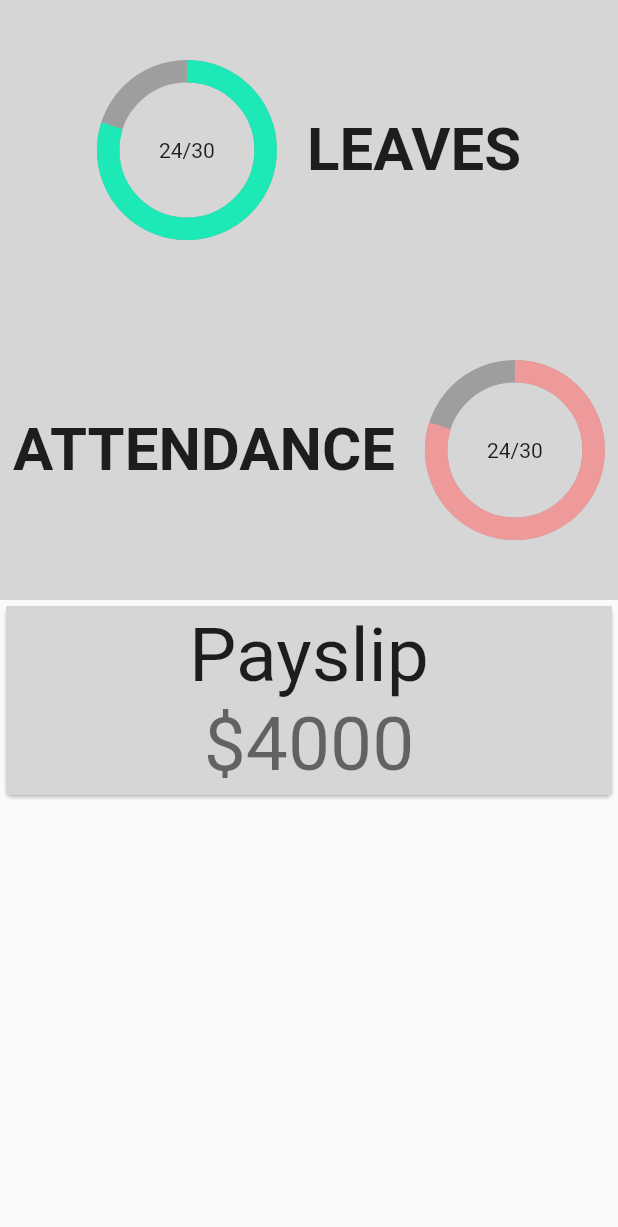
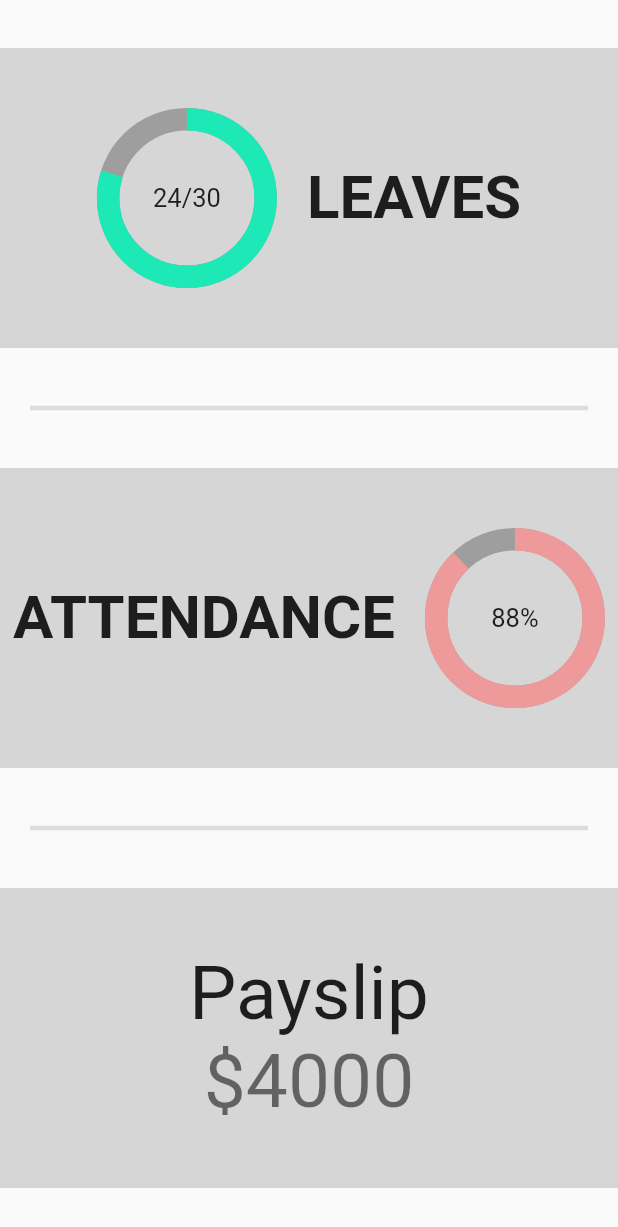
Before and after one commit to dduck123/Delta-53, a Flutter app: the Leaves widget shown alone on an empty page, opened directly, on a phone screen of 412 x 824 dp. Shown: the top 1227 px of the screen. Run offline on Flutter 3.47's test engine with Material 2 defaults, Android fonts, the phone set to English and light mode, and no system bars; drawn by our look-alikes of percent_indicator; our stand-ins replace cloud_firestore, firebase_auth, firebase_core, grouped_list, syncfusion_flutter_calendar, table_calendar; missing offline and left inert: syncfusion_flutter_core; accounts and stored records are empty.

Commit message:
slight more changes to the layout of stats.dart

```diff
--- a/my_app/lib/pages/stats_page.dart
+++ b/my_app/lib/pages/stats_page.dart
@@ -1,6 +1,9 @@
+import 'package:firebase_core/firebase_core.dart';
 import 'package:flutter/material.dart';
 import 'package:my_app/helper/drawer_navigation.dart';
 import 'package:percent_indicator/percent_indicator.dart';
+import 'package:firebase_core/firebase_core.dart';
+import 'package:cloud_firestore/cloud_firestore.dart';
 
 class Stats extends StatelessWidget {
   const Stats({Key? key}) : super(key: key);
@@ -96,7 +99,7 @@
         child: Column(
       //set all children within to line up vertically
       mainAxisAlignment: MainAxisAlignment
-          .start, //starting point for the first row in this column
+          .spaceEvenly, //starting point for the first row in this column
       children: <Widget>[
         Container(
           color: Colors.grey[350],
@@ -109,7 +112,8 @@
                 radius: 120.0,
                 lineWidth: 15.0,
                 percent: 0.8,
-                center: new Text('24/30'),
+                center: new Text('24/30', style: TextStyle(fontSize: 17)),
+                //TODO link this up to database somehow
                 progressColor: Colors.tealAccent[400],
                 backgroundColor: Colors.grey[500],
               ),
@@ -121,6 +125,11 @@
                   style: TextStyle(fontSize: 40, fontWeight: FontWeight.bold)),
             ],
           ),
+        ),
+        Divider(
+          thickness: 3,
+          indent: 20,
+          endIndent: 20,
         ),
         //new row Attendance related widgets
         Container(
@@ -139,21 +148,28 @@
               CircularPercentIndicator(
                 radius: 120.0,
                 lineWidth: 15.0,
-                percent: 0.8,
-                center: new Text('24/30'),
+                percent: 0.88,
+                center: new Text('88%', style: TextStyle(fontSize: 17)),
+                //TODO link this up to database somehow
                 progressColor: Colors.red[200],
                 backgroundColor: Colors.grey[500],
               ),
             ],
           ),
         ),
+        Divider(
+          thickness: 3,
+          indent: 20,
+          endIndent: 20,
+        ),
         //Payslip row
-        Card(
+        Container(
+            height: 200,
+            color: Colors.grey[350],
             child: Column(
-          mainAxisSize: MainAxisSize.min,
+              mainAxisAlignment: MainAxisAlignment.center,
               children: [
-            Container(
-              child: ListTile(
+                ListTile(
                   title: Text(
                     'Payslip',
                     style: TextStyle(fontSize: 50),
@@ -165,8 +181,6 @@
                     style: TextStyle(fontSize: 50),
                   ),
                 ),
-              color: Colors.grey[350],
-            ),
               ],
             )),
       ],
```
Also changed, not shown: my_app/lib/helper/DatabaseManager.dart (added, +21 -0 lines), my_app/pubspec.lock, 1 other file. Lines whose indentation alone changed are shown as unchanged.
